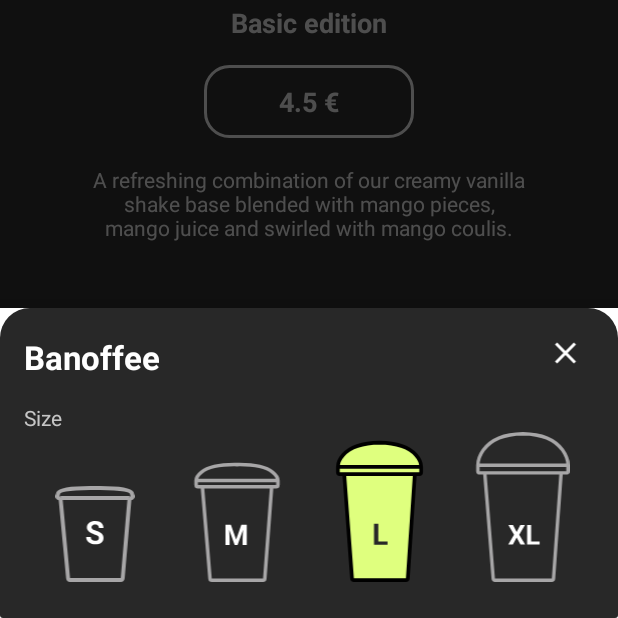
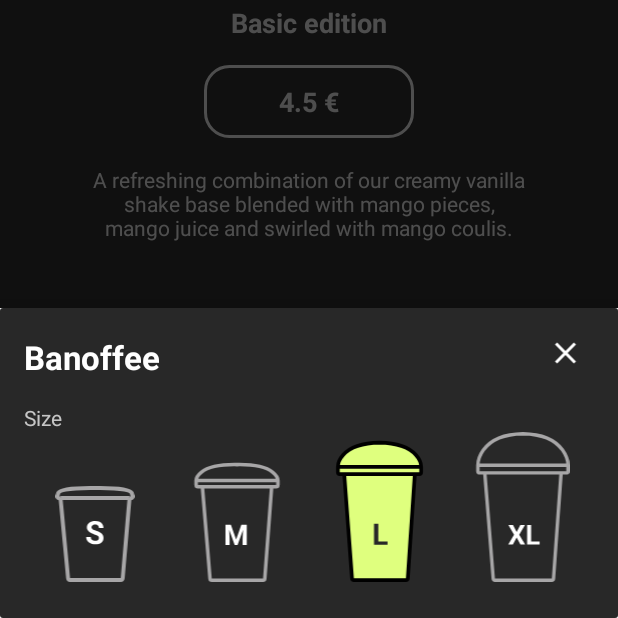
Before and after one commit to Calrission/IceCreamApp, an Android app: the screen it shows after launch (MainActivity), after a tap on "Customize", on a phone screen of 412 x 824 dp, the part 618-1236 px from its top. Run offline under Robolectric (Android 15) with nearby library versions, the phone set to English and light mode, and no system bars; 1 statement that could not run was skipped.

Commit message:
Update bottom sheet

```diff
--- a/app/src/main/java/com/ege/icecreamapp/MainActivity.kt
+++ b/app/src/main/java/com/ege/icecreamapp/MainActivity.kt
@@ -82,6 +82,9 @@ class MainActivity : AppCompatActivity() {
                 modelIceCream.size = position
             }
         }
+        this.close.setOnClickListener {
+            this.hide()
+        }
         this.show()
     }
 
--- a/app/src/main/res/drawable/shape_background_bottom_sheet.xml
+++ b/app/src/main/res/drawable/shape_background_bottom_sheet.xml
@@ -1,7 +1,5 @@
 <?xml version="1.0" encoding="utf-8"?>
 <shape xmlns:android="http://schemas.android.com/apk/res/android"
     android:shape="rectangle">
-    <corners android:topLeftRadius="20dp"
-        android:topRightRadius="20dp"/>
     <solid android:color="@color/colorBackground"/>
 </shape>
--- a/app/src/main/res/values-night/themes.xml
+++ b/app/src/main/res/values-night/themes.xml
@@ -11,6 +11,5 @@
         <item name="colorOnSecondary">@color/black</item>
         <!-- Status bar color. -->
         <item name="android:statusBarColor" tools:targetApi="l">@color/colorBackground</item>
-        <!-- Customize your theme here. -->
     </style>
 </resources>
--- a/app/src/main/res/values/themes.xml
+++ b/app/src/main/res/values/themes.xml
@@ -11,6 +11,5 @@
         <item name="colorOnSecondary">@color/black</item>
         <!-- Status bar color. -->
         <item name="android:statusBarColor" tools:targetApi="l">@color/colorBackground</item>
-        <!-- Customize your theme here. -->
     </style>
 </resources>
```
